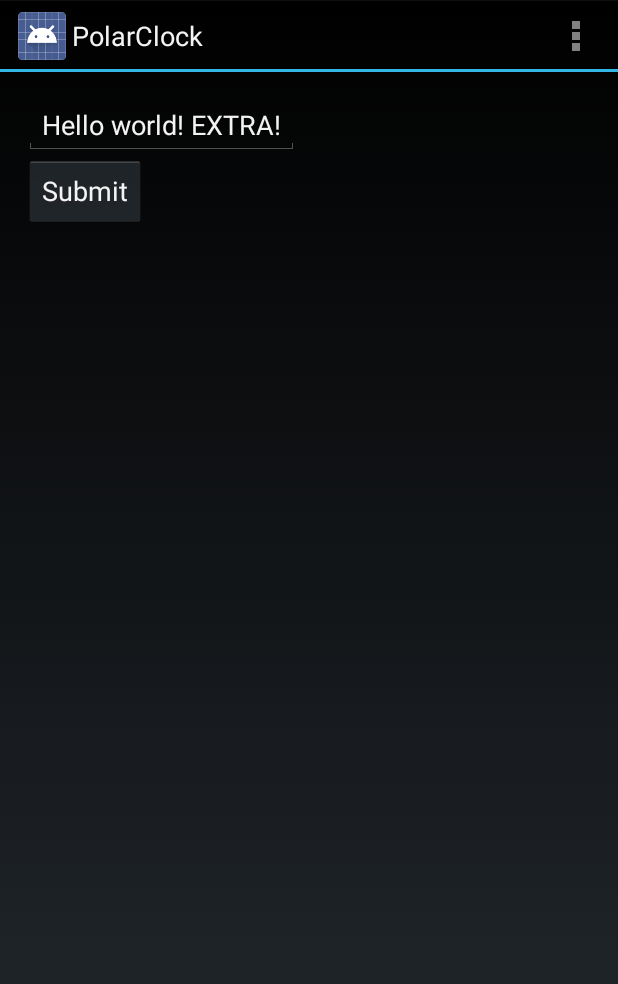
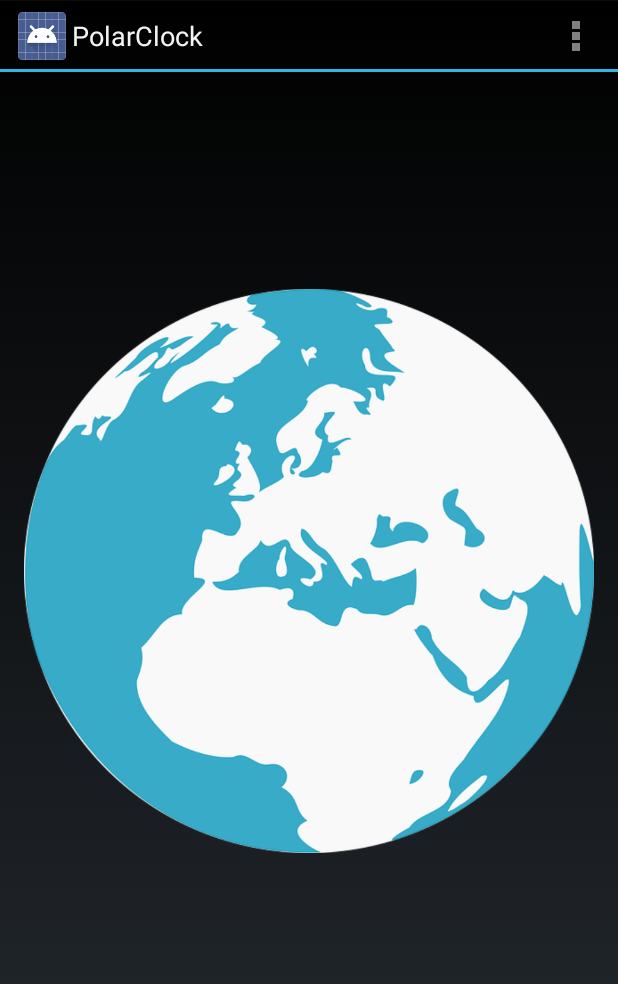
Before and after one commit to t3kk/NowClock, an Android app: the screen it shows after launch (MainActivity), in the options menu, after a tap on "Settings", on a phone screen of 412 x 824 dp. Shown: the top 984 px of the screen. Run offline under Robolectric (Android 15) with nearby library versions, the phone set to English and light mode, and no system bars.

Commit message:
Display an image

```diff
--- a/app/src/main/java/com/ragglefraggle/polarclock/MainActivity.java
+++ b/app/src/main/java/com/ragglefraggle/polarclock/MainActivity.java
@@ -1,11 +1,14 @@
 package com.ragglefraggle.polarclock;
 
 import android.app.Activity;
+import android.graphics.BitmapFactory;
 import android.os.Bundle;
 import android.view.Menu;
 import android.view.MenuItem;
 import android.view.View;
 import android.widget.EditText;
+import android.widget.ImageView;
+import android.widget.RelativeLayout;
 
 
 public class MainActivity extends Activity {
@@ -14,6 +17,10 @@ public class MainActivity extends Activity {
     protected void onCreate(Bundle savedInstanceState) {
         super.onCreate(savedInstanceState);
         setContentView(R.layout.activity_main);
+        RelativeLayout mainLayout = (RelativeLayout)findViewById(R.id.mainLayout);
+        ImageView imageView = new ImageView(mainLayout.getContext());
+        imageView.setImageBitmap(BitmapFactory.decodeResource(getResources(), R.drawable.earth));
+        mainLayout.addView(imageView);
     }
 
 
@@ -36,9 +43,4 @@ public class MainActivity extends Activity {
         return super.onOptionsItemSelected(item);
     }
 
-    public void submitClicked(View view)
-    {
-        EditText helloWorldTextView = (EditText) findViewById(R.id.helloWorldTextView);
-        helloWorldTextView.setText( helloWorldTextView.getText()+" EXTRA!");
-    }
 }
--- a/app/src/main/res/layout/activity_main.xml
+++ b/app/src/main/res/layout/activity_main.xml
@@ -6,21 +6,8 @@
     android:paddingRight="@dimen/activity_horizontal_margin"
     android:paddingTop="@dimen/activity_vertical_margin"
     android:paddingBottom="@dimen/activity_vertical_margin"
-    tools:context=".MainActivity">
+    tools:context=".MainActivity"
+    android:id="@+id/mainLayout">
 
-    <EditText
-        android:text="@string/hello_world"
-        android:layout_width="wrap_content"
-        android:layout_height="wrap_content"
-        android:id="@+id/helloWorldTextView" />
-
-    <Button
-        android:layout_width="wrap_content"
-        android:layout_height="wrap_content"
-        android:text="Submit"
-        android:id="@+id/submitButton"
-        android:layout_below="@+id/helloWorldTextView"
-        android:layout_alignParentStart="true"
-        android:onClick="submitClicked" />
 
 </RelativeLayout>
```
Also changed, not shown: app/src/main/res/drawable/earth.png (added).
